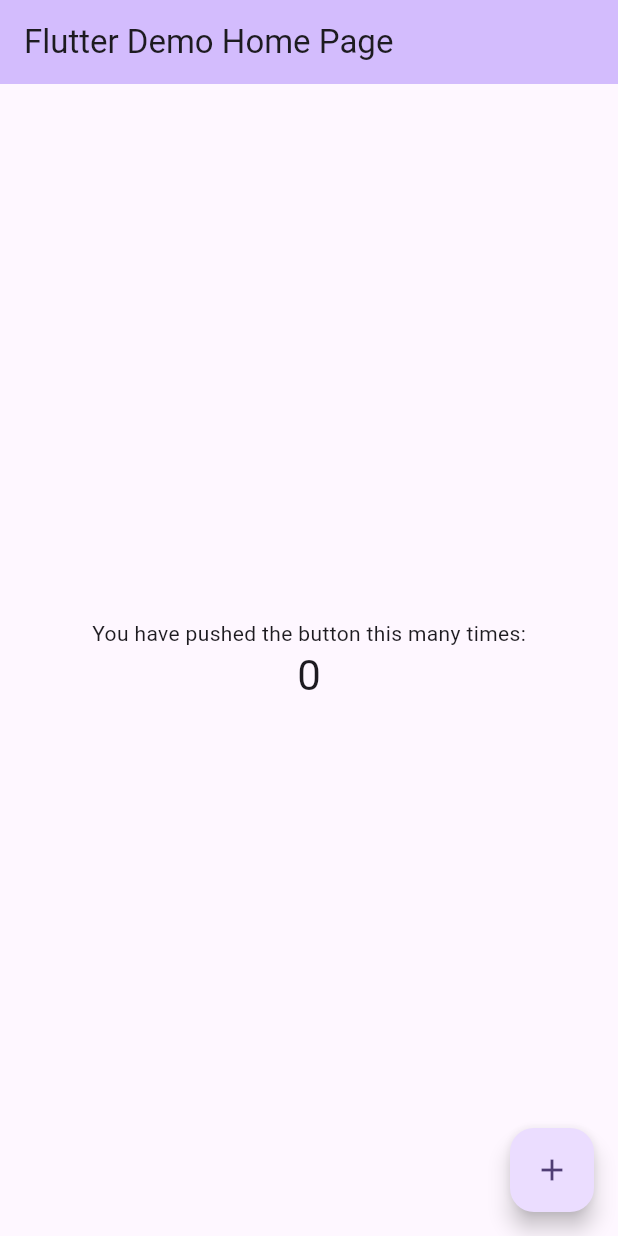
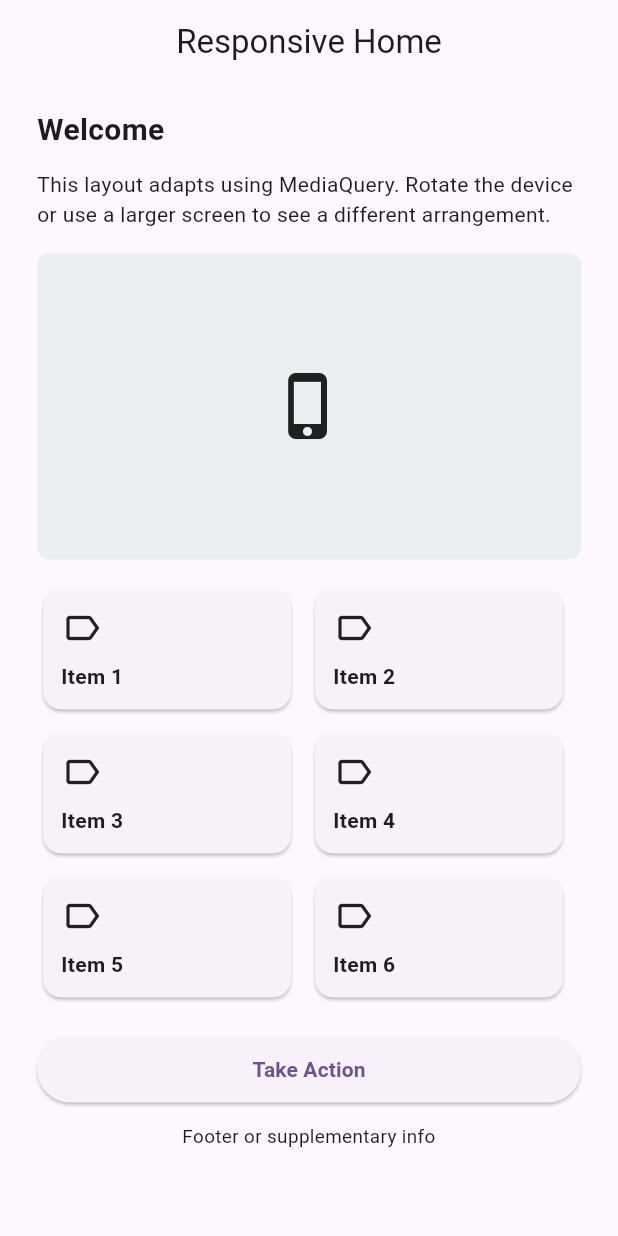
Before and after one commit to kalviumcommunity/S85-0226-Phoneix-Building-Smart-Mobile-Experiences-with-Flutter-and-Firebase-Kiddio, a Flutter app: the screen it shows after launch, on a phone screen of 412 x 824 dp. Run offline on Flutter 3.47's test engine with Material 3 defaults, Android fonts, the phone set to English and light mode, and no system bars.

Commit message:
responsive

```diff
--- a/frontend/lib/main.dart
+++ b/frontend/lib/main.dart
@@ -1,4 +1,5 @@
 import 'package:flutter/material.dart';
+import 'screens/responsive_home.dart';
 
 void main() {
   runApp(const MyApp());
@@ -28,9 +29,9 @@ class MyApp extends StatelessWidget {
         //
         // This works for code too, not just values: Most code changes can be
         // tested with just a hot reload.
-        colorScheme: .fromSeed(seedColor: Colors.deepPurple),
+        colorScheme: ColorScheme.fromSeed(seedColor: Colors.deepPurple),
       ),
-      home: const MyHomePage(title: 'Flutter Demo Home Page'),
+      home: const ResponsiveHome(),
     );
   }
 }
--- /dev/null
+++ b/frontend/lib/screens/responsive_home.dart
@@ -0,0 +1,167 @@
+import 'package:flutter/material.dart';
+
+class ResponsiveHome extends StatelessWidget {
+  const ResponsiveHome({Key? key}) : super(key: key);
+
+  @override
+  Widget build(BuildContext context) {
+    final mq = MediaQuery.of(context);
+    final screenWidth = mq.size.width;
+    final screenHeight = mq.size.height;
+    final isTablet = screenWidth > 600;
+
+    final horizontalPadding = isTablet ? 24.0 : screenWidth * 0.06;
+    final titleSize = isTablet ? 28.0 : 20.0;
+    final bodySize = isTablet ? 18.0 : 14.0;
+
+    return Scaffold(
+      appBar: AppBar(
+        title: const Text('Responsive Home'),
+        centerTitle: true,
+      ),
+      body: LayoutBuilder(builder: (context, constraints) {
+        if (isTablet) {
+          // Tablet / wide layout: two columns
+          return Padding(
+            padding: EdgeInsets.symmetric(horizontal: horizontalPadding, vertical: 16),
+            child: Row(
+              children: [
+                Flexible(
+                  flex: 2,
+                  child: Column(
+                    crossAxisAlignment: CrossAxisAlignment.start,
+                    children: [
+                      Text('Welcome', style: TextStyle(fontSize: titleSize, fontWeight: FontWeight.bold)),
+                      const SizedBox(height: 12),
+                      Text(
+                        'This layout demonstrates a two-column adaptive UI using MediaQuery and LayoutBuilder. Resize the window or rotate the device.',
+                        style: TextStyle(fontSize: bodySize),
+                      ),
+                      const SizedBox(height: 16),
+                      Expanded(
+                        child: GridView.builder(
+                          gridDelegate: const SliverGridDelegateWithFixedCrossAxisCount(
+                            crossAxisCount: 2,
+                            mainAxisSpacing: 12,
+                            crossAxisSpacing: 12,
+                            childAspectRatio: 3 / 2,
+                          ),
+                          itemCount: 6,
+                          itemBuilder: (context, index) => Card(
+                            child: Padding(
+                              padding: const EdgeInsets.all(12),
+                              child: Column(
+                                crossAxisAlignment: CrossAxisAlignment.start,
+                                children: [
+                                  FittedBox(fit: BoxFit.scaleDown, child: Icon(Icons.devices, size: 36)),
+                                  const SizedBox(height: 8),
+                                  Text('Card ${index + 1}', style: TextStyle(fontSize: bodySize, fontWeight: FontWeight.w600)),
+                                  const SizedBox(height: 6),
+                                  Text('Adaptive content flows here.', style: TextStyle(fontSize: bodySize * 0.9)),
+                                ],
+                              ),
+                            ),
+                          ),
+                        ),
+                      ),
+                    ],
+                  ),
+                ),
+                const SizedBox(width: 16),
+                Flexible(
+                  flex: 1,
+                  child: Column(
+                    children: [
+                      Container(
+                        width: double.infinity,
+                        height: screenHeight * 0.28,
+                        decoration: BoxDecoration(color: Colors.blueGrey.shade50, borderRadius: BorderRadius.circular(8)),
+                        child: Center(child: Text('Detail Panel', style: TextStyle(fontSize: bodySize + 2))),
+                      ),
+                      const SizedBox(height: 12),
+                      ElevatedButton.icon(
+                        onPressed: () {},
+                        icon: const Icon(Icons.navigation),
+                        label: const Text('Primary Action'),
+                      ),
+                      const SizedBox(height: 12),
+                      Expanded(
+                        child: ListView.builder(
+                          itemCount: 4,
+                          itemBuilder: (context, i) => ListTile(
+                            leading: const Icon(Icons.check_circle_outline),
+                            title: Text('Option ${i + 1}'),
+                          ),
+                        ),
+                      )
+                    ],
+                  ),
+                )
+              ],
+            ),
+          );
+        }
+
+        // Phone / narrow layout: single column
+        return SingleChildScrollView(
+          child: Padding(
+            padding: EdgeInsets.symmetric(horizontal: horizontalPadding, vertical: 16),
+            child: Column(
+              crossAxisAlignment: CrossAxisAlignment.stretch,
+              children: [
+                Text('Welcome', style: TextStyle(fontSize: titleSize, fontWeight: FontWeight.bold)),
+                const SizedBox(height: 12),
+                Text(
+                  'This layout adapts using MediaQuery. Rotate the device or use a larger screen to see a different arrangement.',
+                  style: TextStyle(fontSize: bodySize),
+                ),
+                const SizedBox(height: 16),
+                AspectRatio(
+                  aspectRatio: 16 / 9,
+                  child: Container(
+                    decoration: BoxDecoration(color: Colors.blueGrey.shade50, borderRadius: BorderRadius.circular(8)),
+                    child: Center(child: Icon(Icons.phone_iphone, size: 48)),
+                  ),
+                ),
+                const SizedBox(height: 16),
+                Wrap(
+                  spacing: 8,
+                  runSpacing: 8,
+                  children: List.generate(
+                    6,
+                    (index) => SizedBox(
+                      width: (screenWidth - horizontalPadding * 2 - 16) / 2,
+                      child: Card(
+                        child: Padding(
+                          padding: const EdgeInsets.all(12),
+                          child: Column(
+                            crossAxisAlignment: CrossAxisAlignment.start,
+                            children: [
+                              FittedBox(fit: BoxFit.scaleDown, child: Icon(Icons.label_outline, size: 28)),
+                              const SizedBox(height: 8),
+                              Text('Item ${index + 1}', style: TextStyle(fontSize: bodySize, fontWeight: FontWeight.w600)),
+                            ],
+                          ),
+                        ),
+                      ),
+                    ),
+                  ),
+                ),
+                const SizedBox(height: 20),
+                ElevatedButton(
+                  onPressed: () {},
+                  child: Padding(
+                    padding: const EdgeInsets.symmetric(vertical: 12.0),
+                    child: Text('Take Action', style: TextStyle(fontSize: bodySize, fontWeight: FontWeight.bold)),
+                  ),
+                ),
+                const SizedBox(height: 12),
+                Text('Footer or supplementary info', textAlign: TextAlign.center, style: TextStyle(fontSize: bodySize * 0.9)),
+              ],
+            ),
+          ),
+        );
+      }),
+    );
+  }
+}
```
Also changed, not shown: 1 other file.
